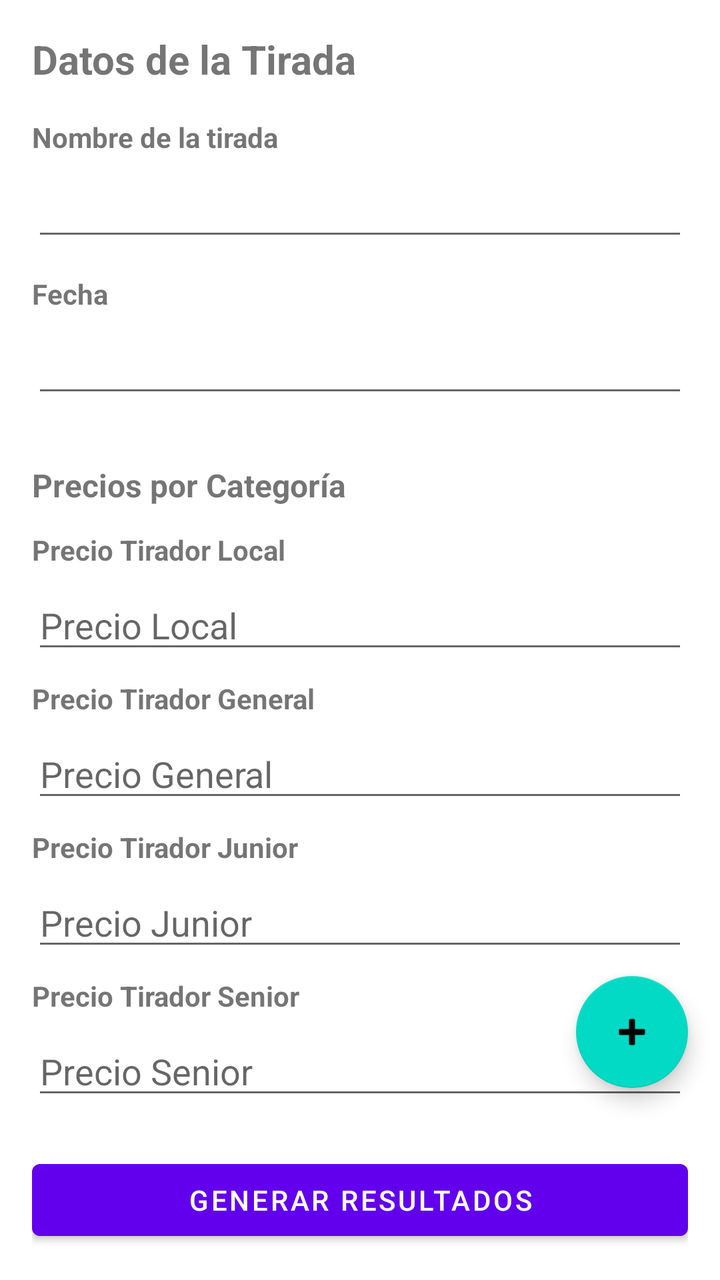
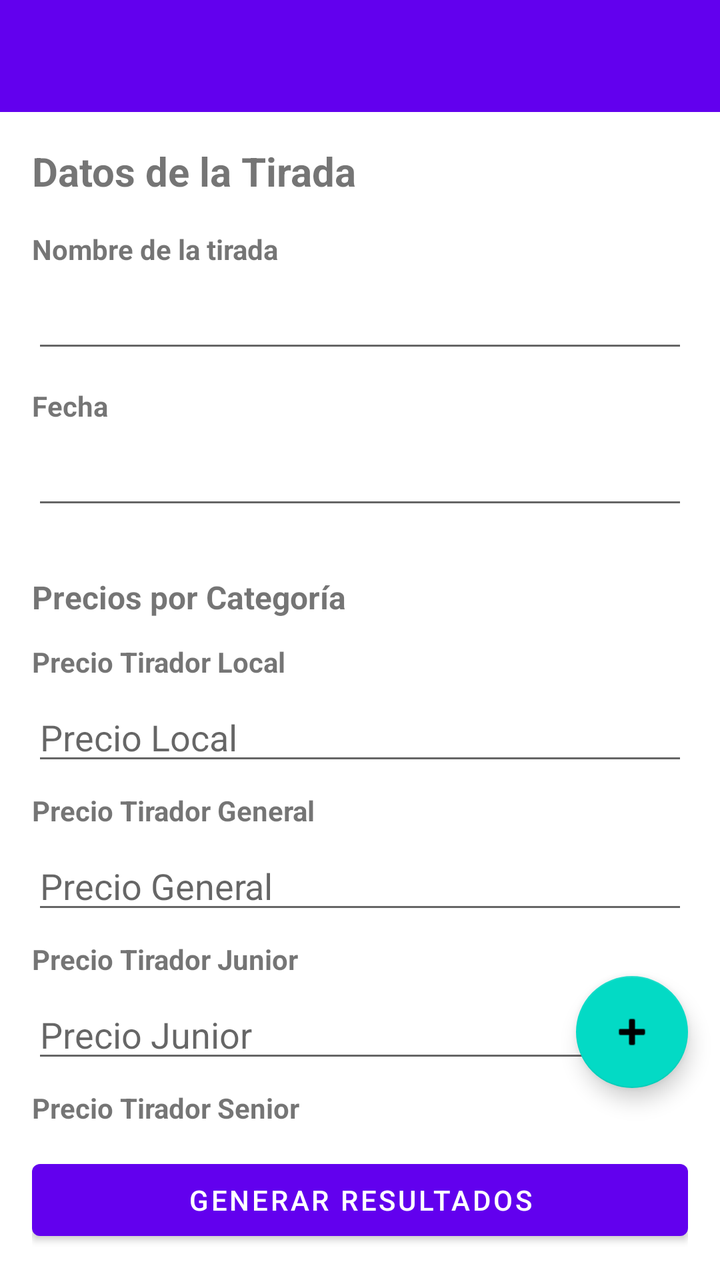

The first picture is an Android layout as it rendered before a commit; the second is the same layout after the commit. The layout source and the unified diff follow.
<!-- AndroidManifest.xml: application theme Theme.PlatoScore -->
<!-- res/layout/activity_tirada_detail.xml -->
<?xml version="1.0" encoding="utf-8"?>
<androidx.constraintlayout.widget.ConstraintLayout xmlns:android="http://schemas.android.com/apk/res/android"
    xmlns:app="http://schemas.android.com/apk/res-auto"
    xmlns:tools="http://schemas.android.com/tools"
    android:id="@+id/rootTiradaDetail"
    android:layout_width="match_parent"
    android:layout_height="match_parent"
    tools:context=".ui.activities.TiradaDetailActivity">

    
    <androidx.core.widget.NestedScrollView
        android:id="@+id/scrollContent"
        android:layout_width="0dp"
        android:layout_height="0dp"
        android:fillViewport="true"
        app:layout_constraintTop_toTopOf="parent"
        app:layout_constraintBottom_toTopOf="@id/bottomBar"
        app:layout_constraintStart_toStartOf="parent"
        app:layout_constraintEnd_toEndOf="parent">

        <LinearLayout
            android:id="@+id/contentContainer"
            android:layout_width="match_parent"
            android:layout_height="wrap_content"
            android:orientation="vertical"
            android:padding="16dp">

            <TextView
                android:layout_width="wrap_content"
                android:layout_height="wrap_content"
                android:text="@string/titulo_datos_tirada"
                android:textSize="20sp"
                android:textStyle="bold"
                android:layout_marginBottom="16dp" />

            <TextView
                android:id="@+id/lblNombreTirada"
                android:layout_width="wrap_content"
                android:layout_height="wrap_content"
                android:text="@string/label_nombre_tirada"
                android:textStyle="bold"
                android:layout_marginBottom="6dp"
                android:labelFor="@id/etNombreTirada" />

            <EditText
                android:id="@+id/etNombreTirada"
                android:layout_width="match_parent"
                android:layout_height="wrap_content"
                android:layout_marginBottom="12dp" />

            <TextView
                android:id="@+id/lblFechaTirada"
                android:layout_width="wrap_content"
                android:layout_height="wrap_content"
                android:text="@string/label_fecha"
                android:textStyle="bold"
                android:layout_marginBottom="6dp"
                android:labelFor="@id/etFechaTirada" />

            <EditText
                android:id="@+id/etFechaTirada"
                android:layout_width="match_parent"
                android:layout_height="wrap_content"
                android:inputType="none"
                android:focusable="false"
                android:clickable="true"
                android:cursorVisible="false"
                android:longClickable="false"
                android:layout_marginBottom="12dp" />

            <TextView
                android:layout_width="wrap_content"
                android:layout_height="wrap_content"
                android:text="@string/titulo_precios_categoria"
                android:textSize="16sp"
                android:textStyle="bold"
                android:layout_marginTop="16dp"
                android:layout_marginBottom="12dp" />

            <TextView
                android:id="@+id/lblPrecioLocal"
                android:layout_width="wrap_content"
                android:layout_height="wrap_content"
                android:text="@string/label_precio_local"
                android:textStyle="bold"
                android:layout_marginBottom="6dp"
                android:labelFor="@id/etPrecioLocal" />

            <EditText
                android:id="@+id/etPrecioLocal"
                android:layout_width="match_parent"
                android:layout_height="wrap_content"
                android:hint="@string/hint_precio_local"
                android:inputType="numberDecimal"
                android:layout_marginBottom="8dp" />

            <TextView
                android:id="@+id/lblPrecioGeneral"
                android:layout_width="wrap_content"
                android:layout_height="wrap_content"
                android:text="@string/label_precio_general"
                android:textStyle="bold"
                android:layout_marginBottom="6dp"
                android:labelFor="@id/etPrecioGeneral" />

            <EditText
                android:id="@+id/etPrecioGeneral"
                android:layout_width="match_parent"
                android:layout_height="wrap_content"
                android:hint="@string/hint_precio_general"
                android:inputType="numberDecimal"
                android:layout_marginBottom="8dp" />

            <TextView
                android:id="@+id/lblPrecioJunior"
                android:layout_width="wrap_content"
                android:layout_height="wrap_content"
                android:text="@string/label_precio_junior"
                android:textStyle="bold"
                android:layout_marginBottom="6dp"
                android:labelFor="@id/etPrecioJunior" />

            <EditText
                android:id="@+id/etPrecioJunior"
                android:layout_width="match_parent"
                android:layout_height="wrap_content"
                android:hint="@string/hint_precio_junior"
                android:inputType="numberDecimal"
                android:layout_marginBottom="8dp" />

            <TextView
                android:id="@+id/lblPrecioSenior"
                android:layout_width="wrap_content"
                android:layout_height="wrap_content"
                android:text="@string/label_precio_senior"
                android:textStyle="bold"
                android:layout_marginBottom="6dp"
                android:labelFor="@id/etPrecioSenior" />

            <EditText
                android:id="@+id/etPrecioSenior"
                android:layout_width="match_parent"
                android:layout_height="wrap_content"
                android:hint="@string/hint_precio_senior"
                android:inputType="numberDecimal"
                android:layout_marginBottom="8dp" />

            <TextView
                android:id="@+id/lblPrecioDama"
                android:layout_width="wrap_content"
                android:layout_height="wrap_content"
                android:text="@string/label_precio_dama"
                android:textStyle="bold"
                android:layout_marginBottom="6dp"
                android:labelFor="@id/etPrecioDama" />

            <EditText
                android:id="@+id/etPrecioDama"
                android:layout_width="match_parent"
                android:layout_height="wrap_content"
                android:hint="@string/hint_precio_dama"
                android:inputType="numberDecimal"
                android:layout_marginBottom="24dp" />

            <TextView
                android:layout_width="wrap_content"
                android:layout_height="wrap_content"
                android:text="@string/titulo_escuadras"
                android:textSize="16sp"
                android:textStyle="bold"
                android:layout_marginBottom="12dp" />

            <androidx.recyclerview.widget.RecyclerView
                android:id="@+id/rvEscuadras"
                android:layout_width="match_parent"
                android:layout_height="400dp"
                android:layout_marginBottom="16dp" />

        </LinearLayout>

    </androidx.core.widget.NestedScrollView>

    
    <androidx.constraintlayout.widget.ConstraintLayout
        android:id="@+id/bottomBar"
        android:layout_width="0dp"
        android:layout_height="wrap_content"
        android:padding="16dp"
        app:layout_constraintStart_toStartOf="parent"
        app:layout_constraintEnd_toEndOf="parent"
        app:layout_constraintBottom_toBottomOf="parent">

        <Button
            android:id="@+id/btnGenerarResultados"
            android:layout_width="0dp"
            android:layout_height="wrap_content"
            android:text="@string/btn_generar_resultados"
            app:layout_constraintStart_toStartOf="parent"
            app:layout_constraintEnd_toEndOf="parent"
            app:layout_constraintTop_toTopOf="parent"
            app:layout_constraintBottom_toBottomOf="parent" />

    </androidx.constraintlayout.widget.ConstraintLayout>

    
    <com.google.android.material.floatingactionbutton.FloatingActionButton
        android:id="@+id/fabAddEscuadra"
        android:layout_width="wrap_content"
        android:layout_height="wrap_content"
        android:src="@android:drawable/ic_input_add"
        android:contentDescription="@string/cd_anadir_escuadra"
        app:layout_constraintEnd_toEndOf="parent"
        app:layout_constraintBottom_toTopOf="@id/bottomBar"
        android:layout_marginEnd="16dp"
        android:layout_marginBottom="16dp" />

</androidx.constraintlayout.widget.ConstraintLayout>
<!-- resources referenced by this layout -->
<resources>
  <string name="btn_generar_resultados">Generar Resultados</string>
  <string name="cd_anadir_escuadra">Añadir escuadra</string>
  <string name="hint_precio_dama">Precio Dama</string>
  <string name="hint_precio_general">Precio General</string>
  <string name="hint_precio_junior">Precio Junior</string>
  <string name="hint_precio_local">Precio Local</string>
  <string name="hint_precio_senior">Precio Senior</string>
  <string name="label_fecha">Fecha</string>
  <string name="label_nombre_tirada">Nombre de la tirada</string>
  <string name="label_precio_dama">Precio Tirador Dama</string>
  <string name="label_precio_general">Precio Tirador General</string>
  <string name="label_precio_junior">Precio Tirador Junior</string>
  <string name="label_precio_local">Precio Tirador Local</string>
  <string name="label_precio_senior">Precio Tirador Senior</string>
  <string name="titulo_datos_tirada">Datos de la Tirada</string>
  <string name="titulo_escuadras">Escuadras</string>
  <string name="titulo_precios_categoria">Precios por Categoría</string>
  <style name="Theme.PlatoScore" parent="Theme.MaterialComponents.DayNight.DarkActionBar">
          
          <item name="colorPrimary">@color/purple_500</item>
          <item name="colorPrimaryVariant">@color/purple_700</item>
          <item name="colorOnPrimary">@color/white</item>
          
          <item name="colorSecondary">@color/teal_200</item>
          <item name="colorSecondaryVariant">@color/teal_700</item>
          <item name="colorOnSecondary">@color/black</item>
          
          <item name="android:statusBarColor">?attr/colorPrimaryVariant</item>
          
      </style>
  <color name="purple_500">#FF6200EE</color>
  <color name="purple_700">#FF3700B3</color>
  <color name="white">#FFFFFFFF</color>
  <color name="teal_200">#FF03DAC5</color>
  <color name="teal_700">#FF018786</color>
  <color name="black">#FF000000</color>
</resources>

<!-- the commit's change to res/layout/activity_tirada_detail.xml (unified diff, before → after) -->
@@ -7,13 +7,23 @@
     android:layout_height="match_parent"
     tools:context=".ui.activities.TiradaDetailActivity">
 
+    <com.google.android.material.appbar.MaterialToolbar
+        android:id="@+id/toolbar"
+        android:layout_width="0dp"
+        android:layout_height="?attr/actionBarSize"
+        android:background="?attr/colorPrimary"
+        android:theme="@style/ThemeOverlay.MaterialComponents.Dark.ActionBar"
+        app:layout_constraintTop_toTopOf="parent"
+        app:layout_constraintStart_toStartOf="parent"
+        app:layout_constraintEnd_toEndOf="parent" />
+
     
     <androidx.core.widget.NestedScrollView
         android:id="@+id/scrollContent"
         android:layout_width="0dp"
         android:layout_height="0dp"
         android:fillViewport="true"
-        app:layout_constraintTop_toTopOf="parent"
+        app:layout_constraintTop_toBottomOf="@id/toolbar"
         app:layout_constraintBottom_toTopOf="@id/bottomBar"
         app:layout_constraintStart_toStartOf="parent"
         app:layout_constraintEnd_toEndOf="parent">
<!-- resource entries referenced after the edit -->
@@ -17,7 +17,7 @@
   <string name="titulo_datos_tirada">Datos de la Tirada</string>
   <string name="titulo_escuadras">Escuadras</string>
   <string name="titulo_precios_categoria">Precios por Categoría</string>
-  <style name="Theme.PlatoScore" parent="Theme.MaterialComponents.DayNight.DarkActionBar">
+  <style name="Theme.PlatoScore" parent="Theme.MaterialComponents.DayNight.NoActionBar">
           
           <item name="colorPrimary">@color/purple_500</item>
           <item name="colorPrimaryVariant">@color/purple_700</item>
